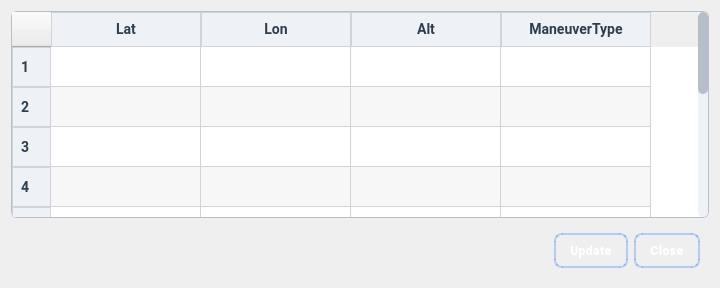
Above: cupdateroute.ui from shridharbhandiwad/Zoppler_MissionPlannerQt before the change. Below: the same form after it.
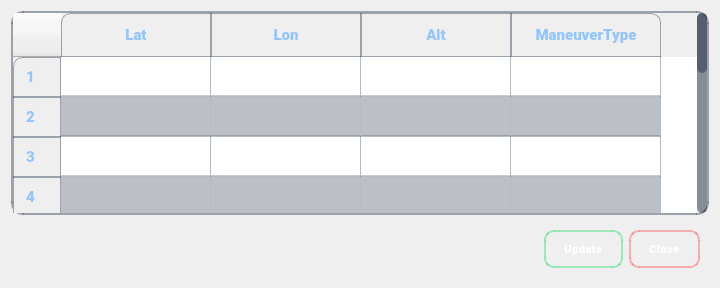
That is the form after the change.

Commit message: Refactor: Update UI styles for a modern dark theme

The edit to the form file:
```diff
--- a/cupdateroute.ui
+++ b/cupdateroute.ui
@@ -15,26 +15,29 @@
   </property>
   <property name="styleSheet">
    <string notr="true">/* ===============================
-   Main Widget Background
+   Main Widget Background - Dark Theme
    =============================== */
 QWidget {
     background: qlineargradient(
         x1:0, y1:0, x2:0, y2:1,
-        stop:0 #f2f4f7,
-        stop:1 #d9dee4
+        stop:0 rgba(15, 23, 42, 0.98),
+        stop:0.5 rgba(30, 41, 59, 0.98),
+        stop:1 rgba(15, 23, 42, 0.98)
     );
     font-family: Segoe UI, Roboto, sans-serif;
     font-size: 14px;
-    color: #1E1E1E;
+    color: rgba(226, 232, 240, 0.95);
+    border-radius: 12px;
 }
 
 /* ===============================
    Labels
    =============================== */
 QLabel {
-    color: #2c3e50;
+    color: rgba(226, 232, 240, 0.95);
     font-size: 14px;
-    font-weight: 800;
+    font-weight: 700;
+    letter-spacing: 0.3px;
 }
 
 
@@ -43,16 +46,16 @@
    =============================== */
 QPushButton {
     background: qlineargradient(x1:0, y1:0, x2:0, y2:1,
-                                stop:0 rgba(52, 120, 246, 0.7),
-                                stop:0.5 rgba(45, 107, 221, 0.7),
-                                stop:1 rgba(37, 91, 192, 0.7));
+                                stop:0 rgba(59, 130, 246, 0.95),
+                                stop:0.4 rgba(37, 99, 235, 0.95),
+                                stop:1 rgba(29, 78, 216, 0.95));
     color: white;
-    padding: 8px 14px;
-    border-radius: 8px;
-    border: 2px solid rgba(52, 120, 246, 0.3);
+    padding: 10px 18px;
+    border-radius: 10px;
+    border: 2px solid rgba(96, 165, 250, 0.5);
     font-weight: 700;
     letter-spacing: 0.5px;
-    font-size: 12px;
+    font-size: 11px;
 }
 
 QPushButton:hover {
@@ -73,19 +76,19 @@
 
 QPushButton:disabled {
     background: qlineargradient(x1:0, y1:0, x2:0, y2:1,
-                                stop:0 rgba(189, 189, 189, 0.7),
-                                stop:1 rgba(158, 158, 158, 0.7));
-    border: 2px solid rgba(189, 189, 189, 0.3);
-    color: rgba(255, 255, 255, 0.5);
+                                stop:0 rgba(71, 85, 105, 0.7),
+                                stop:1 rgba(51, 65, 85, 0.7));
+    border: 2px solid rgba(71, 85, 105, 0.3);
+    color: rgba(255, 255, 255, 0.35);
 }
 
-/* Close Button (Optional Different Color) */
-QPushButton#closeButton {
+/* Close Button (Red Theme) */
+QPushButton#pushButton_close {
     background: qlineargradient(x1:0, y1:0, x2:0, y2:1,
-                                stop:0 rgba(231, 76, 60, 0.7),
-                                stop:0.5 rgba(207, 68, 54, 0.7),
-                                stop:1 rgba(184, 60, 48, 0.7));
-    border: 2px solid rgba(231, 76, 60, 0.3);
+                                stop:0 rgba(239, 68, 68, 0.95),
+                                stop:0.4 rgba(220, 38, 38, 0.95),
+                                stop:1 rgba(185, 28, 28, 0.95));
+    border: 2px solid rgba(248, 113, 113, 0.5);
 }
 
 QPushButton#closeButton:hover {
@@ -98,37 +101,76 @@
 
 QPushButton#closeButton:pressed {
     background: qlineargradient(x1:0, y1:0, x2:0, y2:1,
-                                stop:0 rgba(165, 53, 38, 0.7),
-                                stop:1 rgba(122, 34, 26, 0.7));
-    border: 2px solid rgba(165, 53, 38, 0.8);
-    padding: 9px 14px 7px 14px;
+                                stop:0 rgba(127, 29, 29, 0.95),
+                                stop:1 rgba(153, 27, 27, 0.95));
+    border: 2px solid rgba(185, 28, 28, 0.8);
+    padding: 11px 18px 9px 18px;
+}
+
+/* Update Button (Green Theme) */
+QPushButton#pushButton_update {
+    background: qlineargradient(x1:0, y1:0, x2:0, y2:1,
+                                stop:0 rgba(34, 197, 94, 0.95),
+                                stop:0.4 rgba(22, 163, 74, 0.95),
+                                stop:1 rgba(21, 128, 61, 0.95));
+    border: 2px solid rgba(74, 222, 128, 0.5);
+}
+
+QPushButton#pushButton_update:hover {
+    background: qlineargradient(x1:0, y1:0, x2:0, y2:1,
+                                stop:0 rgba(74, 222, 128, 0.95),
+                                stop:0.4 rgba(34, 197, 94, 0.95),
+                                stop:1 rgba(22, 163, 74, 0.95));
+    border: 2px solid rgba(134, 239, 172, 0.7);
+}
+
+QPushButton#pushButton_update:pressed {
+    background: qlineargradient(x1:0, y1:0, x2:0, y2:1,
+                                stop:0 rgba(20, 83, 45, 0.95),
+                                stop:1 rgba(22, 101, 52, 0.95));
+    border: 2px solid rgba(34, 197, 94, 0.8);
+    padding: 11px 18px 9px 18px;
 }
 
 /* ===============================
    Table Widget Background + Border
    =============================== */
 QTableWidget {
-    background: #ffffff;
-    border: 1px solid #b6bec7;
-    border-radius: 6px;
-    gridline-color: #d0d4d9;
-    font-size: 14px;
-    selection-background-color: #cfe3ff;
-    selection-color: #000000;
+    background: qlineargradient(x1:0, y1:0, x2:0, y2:1,
+                                stop:0 rgba(30, 41, 59, 0.95),
+                                stop:1 rgba(15, 23, 42, 0.95));
+    border: 2px solid rgba(71, 85, 105, 0.5);
+    border-radius: 12px;
+    gridline-color: rgba(71, 85, 105, 0.4);
+    font-size: 13px;
+    selection-background-color: rgba(59, 130, 246, 0.5);
+    selection-color: white;
+    color: rgba(226, 232, 240, 0.95);
 }
 
 /* ===============================
    Table Header
    =============================== */
 QHeaderView::section {
-    background-color: #eef1f5;
-    color: #2c3e50;
-    padding: 6px 8px;
-    border: 1px solid #d0d4d9;
-    font-weight: 600;
+    background: qlineargradient(x1:0, y1:0, x2:0, y2:1,
+                                stop:0 rgba(51, 65, 85, 0.9),
+                                stop:1 rgba(30, 41, 59, 0.9));
+    color: rgba(147, 197, 253, 1);
+    padding: 10px 12px;
+    border: 1px solid rgba(71, 85, 105, 0.5);
+    font-weight: 700;
+    font-size: 11pt;
     border-radius: 0px;
 }
 
+QHeaderView::section:first {
+    border-top-left-radius: 10px;
+}
+
+QHeaderView::section:last {
+    border-top-right-radius: 10px;
+}
+
 /* Remove the small triangle indicator background */
 QHeaderView::down-arrow,
 QHeaderView::up-arrow {
@@ -140,7 +182,12 @@
    Alternating Row Colors
    =============================== */
 QTableWidget::item {
-    padding: 0px;
+    padding: 8px;
+    border-bottom: 1px solid rgba(71, 85, 105, 0.3);
+}
+
+QTableWidget::item:alternate {
+    background: rgba(51, 65, 85, 0.3);
 }
 
 /* Hover effect */
@@ -150,8 +197,10 @@
 
 /* Selected row */
 QTableWidget::item:selected {
-    background-color: #cfe3ff;
-    color: #000000;
+    background: qlineargradient(x1:0, y1:0, x2:1, y2:0,
+                                stop:0 rgba(59, 130, 246, 0.6),
+                                stop:1 rgba(96, 165, 250, 0.4));
+    color: white;
 }
 
 /* ===============================
@@ -159,13 +208,13 @@
    =============================== */
 QScrollBar:vertical {
     width: 10px;
-    background: #eef1f5;
+    background: rgba(30, 41, 59, 0.5);
     margin: 0px;
     border-radius: 5px;
 }
 
 QScrollBar::handle:vertical {
-    background: #b6bec7;
+    background: rgba(71, 85, 105, 0.8);
     min-height: 30px;
     border-radius: 5px;
 }
@@ -181,13 +230,13 @@
 
 QScrollBar:horizontal {
     height: 10px;
-    background: #eef1f5;
+    background: rgba(30, 41, 59, 0.5);
     margin: 0px;
     border-radius: 5px;
 }
 
 QScrollBar::handle:horizontal {
-    background: #b6bec7;
+    background: rgba(71, 85, 105, 0.8);
     min-width: 30px;
     border-radius: 5px;
 }
@@ -205,37 +254,60 @@
    ComboBox (Dropdown) Styling
    =============================== */
 QComboBox {
-    background: #ffffff;
-    border: 1px solid #b6bec7;
-    border-radius: 4px;
-    padding: 4px 8px;
+    background: qlineargradient(x1:0, y1:0, x2:0, y2:1,
+                                stop:0 rgba(55, 65, 81, 0.95),
+                                stop:0.5 rgba(45, 55, 72, 0.95),
+                                stop:1 rgba(37, 47, 63, 0.95));
+    border: 2px solid rgba(71, 85, 105, 0.5);
+    border-radius: 8px;
+    padding: 6px 12px;
     font-size: 12px;
-    color: #2c3e50;
+    color: rgba(226, 232, 240, 0.95);
 }
 
 QComboBox:hover {
-    border: 1px solid #3478f6;
+    border: 2px solid rgba(96, 165, 250, 0.6);
+}
+
+QComboBox:focus {
+    border: 2px solid rgba(96, 165, 250, 0.8);
 }
 
 QComboBox::drop-down {
     subcontrol-origin: padding;
-    subcontrol-position: top right;
-    width: 20px;
-    border-left: 1px solid #d0d4d9;
-    border-top-right-radius: 4px;
-    border-bottom-right-radius: 4px;
+    subcontrol-position: center right;
+    width: 24px;
+    border: none;
+    border-left: 1px solid rgba(71, 85, 105, 0.4);
+    border-top-right-radius: 8px;
+    border-bottom-right-radius: 8px;
+    background: transparent;
 }
 
 QComboBox::down-arrow {
-    width: 10px;
-    height: 10px;
+    width: 12px;
+    height: 12px;
 }
 
 QComboBox QAbstractItemView {
-    background: #ffffff;
-    border: 1px solid #b6bec7;
-    selection-background-color: #cfe3ff;
-    selection-color: #000000;
+    background: rgba(37, 47, 63, 0.98);
+    border: 2px solid rgba(71, 85, 105, 0.6);
+    border-radius: 8px;
+    padding: 6px;
+    selection-background-color: rgba(59, 130, 246, 0.5);
+    selection-color: white;
+    outline: none;
+}
+
+QComboBox QAbstractItemView::item {
+    padding: 8px 12px;
+    border-radius: 6px;
+    margin: 2px;
+    color: rgba(226, 232, 240, 0.95);
+}
+
+QComboBox QAbstractItemView::item:hover {
+    background: rgba(59, 130, 246, 0.3);
 }</string>
   </property>
   <layout class="QGridLayout" name="gridLayout">
@@ -378,7 +450,10 @@
       </sizepolicy>
      </property>
      <property name="styleSheet">
-      <string notr="true">QWidget#widget{background:none;}</string>
+      <string notr="true">QWidget#widget{
+    background: transparent;
+    padding: 8px 0px;
+}</string>
      </property>
      <layout class="QHBoxLayout" name="horizontalLayout">
       <item>
```
Left out of the diff: 34 changed lines with no effect on the pictures. The commit also changes 5 other files.
